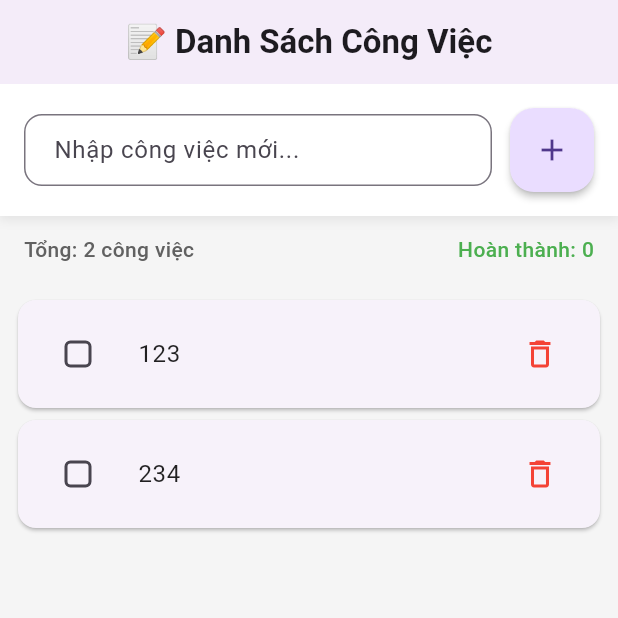
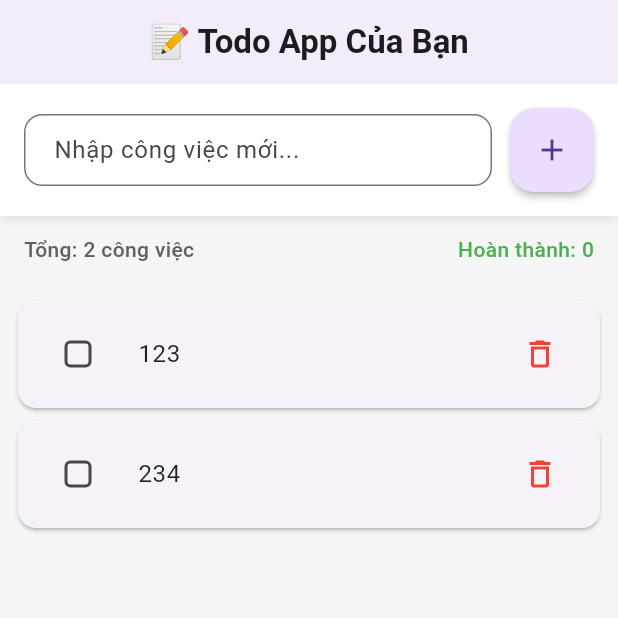
Before and after one commit to phamLinh98/flutter-app, a Flutter app: the screen it shows after launch, on a phone screen of 412 x 824 dp, the top half of it. Run offline on Flutter 3.47's test engine with Material 3 defaults, Android fonts, the phone set to English and light mode, and no system bars.

Commit message:
Refactor TodoListScreen to improve code readability and maintainability

```diff
--- a/lib/main.dart
+++ b/lib/main.dart
@@ -16,7 +16,9 @@ class MyApp extends StatelessWidget {
         brightness: Brightness.light,
         useMaterial3: true,
       ),
-      home: TodoListScreen(),
+      home: TodoListScreen(
+        initialTitle: '📝 Todo App Của Bạn', // Truyền prop từ main!
+      ),
     );
   }
 }
--- a/lib/todo_list_screen.dart
+++ b/lib/todo_list_screen.dart
@@ -1,9 +1,14 @@
 import 'package:flutter/material.dart';
 import 'todo_model.dart'; // Import model để dùng class Todo
 
-// Màn hình chính - Todo List
+// Màn hình chính - Todo List (nhận prop initialTitle)
 class TodoListScreen extends StatefulWidget {
-  const TodoListScreen({super.key});
+  final String initialTitle; // Prop: Tiêu đề ban đầu từ main
+
+  const TodoListScreen({
+    super.key,
+    required this.initialTitle, // Bắt buộc truyền từ cha
+  });
 
   @override
   State<TodoListScreen> createState() => _TodoListScreenState();
@@ -29,7 +34,6 @@ class _TodoListScreenState extends State<TodoListScreen> {
 
     setState(() {
       _todos.add(Todo(title: _textController.text.trim()));
-      //_todos.add(Todo(title: "555")); // Tự động thêm todo "555" mỗi lần Add
       _textController.clear();
     });
 
@@ -71,7 +75,7 @@ class _TodoListScreenState extends State<TodoListScreen> {
       backgroundColor: Colors.grey[100],
       appBar: AppBar(
         title: Text(
-          '📝 Danh Sách Công Việc',
+          widget.initialTitle, // Dùng prop từ main: widget.propName
           style: TextStyle(fontWeight: FontWeight.bold),
         ),
         centerTitle: true,
@@ -166,7 +170,7 @@ class _TodoListScreenState extends State<TodoListScreen> {
                         ),
                         SizedBox(height: 8),
                         Text(
-                          'Hãy thêm công việc đầu tiên! 😊', // Sửa emoji nếu cần
+                          'Hãy thêm công việc đầu tiên! 😊',
                           style: TextStyle(
                             fontSize: 14,
                             color: Colors.grey[400],
--- a/lib/todo_model.dart
+++ b/lib/todo_model.dart
@@ -1,7 +1,9 @@
-// Model cho Todo Item
 class Todo {
   String title;
   bool isCompleted;
 
-  Todo({required this.title, this.isCompleted = false});
+  Todo({
+    required this.title,
+    this.isCompleted = false, // Mặc định chưa hoàn thành
+  });
 }
```
